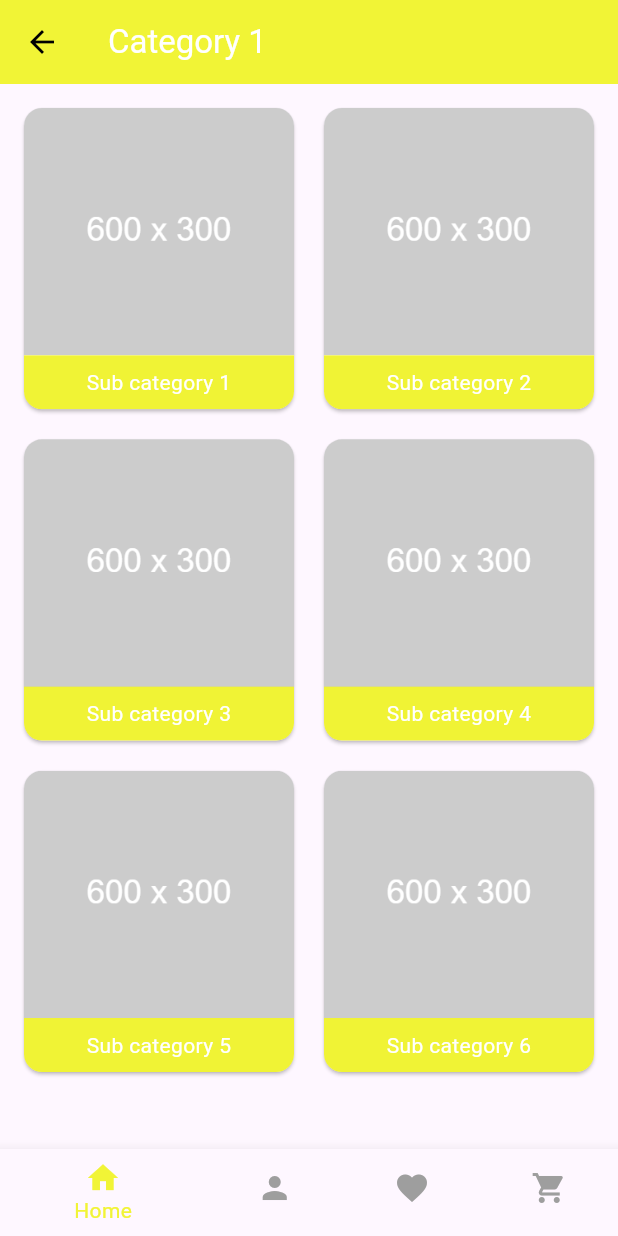
After one commit to Manthan-121/jewelers_cat_app, a Flutter app: the HomeScreen screen opened directly, after a tap on "Category 1", on a phone screen of 412 x 824 dp. The commit adds this screen. Run offline on Flutter 3.47's test engine with Material 3 defaults, Android fonts, the phone set to English and light mode, and no system bars.

Commit message:
subcategory screen, product screen, product detail screen UI completed

```diff
--- /dev/null
+++ b/lib/screen/subcategory_screen.dart
@@ -0,0 +1,55 @@
+import 'package:flutter/material.dart';
+import '../utils/colors.dart';
+import '../widgets/footer_menu.dart';
+import '../widgets/subcategory_body.dart'; // ✅ new widget
+
+class SubCategoryScreen extends StatefulWidget {
+  final String categoryName;
+
+  const SubCategoryScreen({Key? key, required this.categoryName})
+      : super(key: key);
+
+  @override
+  State<SubCategoryScreen> createState() => _SubCategoryScreenState();
+}
+
+class _SubCategoryScreenState extends State<SubCategoryScreen> {
+  int _selectedIndex = 0;
+
+  void _onTabTapped(int index) {
+    setState(() {
+      _selectedIndex = index;
+    });
+  }
+
+  @override
+  Widget build(BuildContext context) {
+    final List<String> subCategories = [
+      "Sub category 1",
+      "Sub category 2",
+      "Sub category 3",
+      "Sub category 4",
+      "Sub category 5",
+      "Sub category 6",
+    ];
+
+    return Scaffold(
+      appBar: AppBar(
+        backgroundColor: AppColors.primary,
+        title: Text(widget.categoryName),
+        leading: IconButton(
+          icon: const Icon(Icons.arrow_back, color: Colors.black),
+          onPressed: () => Navigator.pop(context),
+        ),
+      ),
+
+      // ✅ Body moved to widget
+      body: SubCategoryBody(subCategories: subCategories),
+
+      bottomNavigationBar: FooterMenu(
+        selectedIndex: _selectedIndex,
+        onTap: _onTabTapped,
+      ),
+    );
+  }
+}
--- a/lib/widgets/dash_card.dart
+++ b/lib/widgets/dash_card.dart
@@ -1,7 +1,8 @@
 import 'package:flutter/material.dart';
+import '../screen/subcategory_screen.dart'; // 🔹 Import your subcategory page
 
 class CategoriesBody extends StatelessWidget {
-  final List<String> categories = ["category 1", "category 2", "category 3"];
+  final List<String> categories = ["Category 1", "Category 2", "Category 3"];
 
   @override
   Widget build(BuildContext context) {
@@ -9,7 +10,18 @@ class CategoriesBody extends StatelessWidget {
       padding: const EdgeInsets.all(10),
       itemCount: categories.length,
       itemBuilder: (context, index) {
-        return Card(
+        return GestureDetector(
+          onTap: () {
+            // 🔹 Navigate to SubCategoryScreen
+            Navigator.push(
+              context,
+              MaterialPageRoute(
+                builder: (context) =>
+                    SubCategoryScreen(categoryName: categories[index]),
+              ),
+            );
+          },
+          child: Card(
             shape: RoundedRectangleBorder(
               borderRadius: BorderRadius.circular(12),
             ),
@@ -33,6 +45,7 @@ class CategoriesBody extends StatelessWidget {
                 ),
               ),
             ),
+          ),
         );
       },
     );
--- /dev/null
+++ b/lib/widgets/subcategory_body.dart
@@ -0,0 +1,68 @@
+import 'package:flutter/material.dart';
+import '../utils/colors.dart';
+import '../screen/products_screen.dart';
+
+class SubCategoryBody extends StatelessWidget {
+  final List<String> subCategories;
+
+  const SubCategoryBody({Key? key, required this.subCategories})
+      : super(key: key);
+
+  @override
+  Widget build(BuildContext context) {
+    return GridView.builder(
+      padding: const EdgeInsets.all(12),
+      itemCount: subCategories.length,
+      gridDelegate: const SliverGridDelegateWithFixedCrossAxisCount(
+        crossAxisCount: 2, // 2 per row
+        crossAxisSpacing: 12,
+        mainAxisSpacing: 12,
+        childAspectRatio: 0.9,
+      ),
+      itemBuilder: (context, index) {
+        return GestureDetector(
+          onTap: () {
+            Navigator.push(
+              context,
+              MaterialPageRoute(
+                builder: (context) => ProductsScreen(
+                  subCategoryName: subCategories[index],
+                ),
+              ),
+            );
+          },
+          child: Card(
+            shape: RoundedRectangleBorder(
+              borderRadius: BorderRadius.circular(12),
+            ),
+            clipBehavior: Clip.antiAlias,
+            child: Column(
+              children: [
+                Expanded(
+                  child: Container(
+                    decoration: const BoxDecoration(
+                      image: DecorationImage(
+                        image: AssetImage("assets/images/600x300.png"),
+                        fit: BoxFit.cover,
+                      ),
+                    ),
+                  ),
+                ),
+                Container(
+                  width: double.infinity,
+                  color: AppColors.primary,
+                  padding: const EdgeInsets.all(8),
+                  child: Text(
+                    subCategories[index],
+                    style: const TextStyle(color: Colors.white),
+                    textAlign: TextAlign.center,
+                  ),
+                )
+              ],
+            ),
+          ),
+        );
+      },
+    );
+  }
+}
```
Also changed, not shown: lib/screen/product_detail_screen.dart (added, +58 -0 lines), lib/screen/products_screen.dart (added, +54 -0 lines), lib/widgets/product_detail_body.dart (added, +84 -0 lines), lib/widgets/products_body.dart (added, +123 -0 lines). Lines whose indentation alone changed are shown as unchanged.
